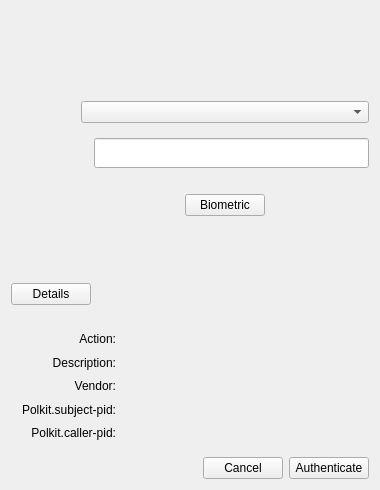
This is polkit-agent/src/mainwindow.ui in ukui/ukui-biometric-manager as Qt 5 draws it before an edit. The edited form follows.
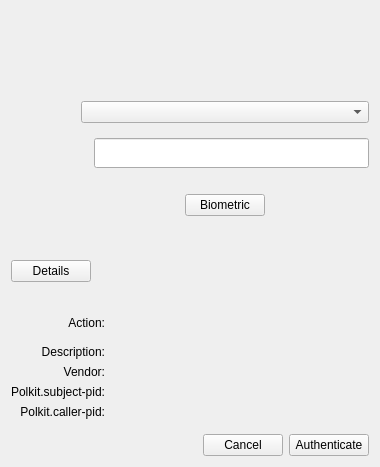
This is the edited form.

Commit message: [polkit] ui fine-tuning

The edit to the form file:
```diff
--- a/polkit-agent/src/mainwindow.ui
+++ b/polkit-agent/src/mainwindow.ui
@@ -7,7 +7,7 @@
     <x>0</x>
     <y>0</y>
     <width>380</width>
-    <height>490</height>
+    <height>467</height>
    </rect>
   </property>
   <property name="sizePolicy">
@@ -226,6 +226,12 @@
         </property>
         <item row="3" column="0">
          <widget class="QLabel" name="label_15">
+          <property name="maximumSize">
+           <size>
+            <width>125</width>
+            <height>16777215</height>
+           </size>
+          </property>
           <property name="text">
            <string>Polkit.subject-pid:</string>
           </property>
@@ -236,6 +242,12 @@
         </item>
         <item row="3" column="1">
          <widget class="QLabel" name="lblSubjectPid">
+          <property name="sizePolicy">
+           <sizepolicy hsizetype="Expanding" vsizetype="Preferred">
+            <horstretch>0</horstretch>
+            <verstretch>0</verstretch>
+           </sizepolicy>
+          </property>
           <property name="text">
            <string/>
           </property>
@@ -251,41 +263,52 @@
           </property>
          </widget>
         </item>
-        <item row="0" column="0">
-         <widget class="QLabel" name="label_9">
-          <property name="maximumSize">
-           <size>
-            <width>105</width>
-            <height>16777215</height>
-           </size>
-          </property>
-          <property name="text">
-           <string>Action:</string>
-          </property>
-          <property name="alignment">
-           <set>Qt::AlignRight|Qt::AlignTrailing|Qt::AlignVCenter</set>
-          </property>
-         </widget>
-        </item>
         <item row="0" column="1">
          <widget class="QLabel" name="lblActionId">
+          <property name="sizePolicy">
+           <sizepolicy hsizetype="Expanding" vsizetype="Expanding">
+            <horstretch>0</horstretch>
+            <verstretch>0</verstretch>
+           </sizepolicy>
+          </property>
           <property name="text">
            <string/>
           </property>
+          <property name="wordWrap">
+           <bool>false</bool>
+          </property>
          </widget>
         </item>
         <item row="1" column="1">
          <widget class="QLabel" name="lblActionDesc">
+          <property name="sizePolicy">
+           <sizepolicy hsizetype="Expanding" vsizetype="Preferred">
+            <horstretch>0</horstretch>
+            <verstretch>0</verstretch>
+           </sizepolicy>
+          </property>
           <property name="text">
            <string/>
           </property>
+          <property name="wordWrap">
+           <bool>false</bool>
+          </property>
          </widget>
         </item>
         <item row="2" column="1">
          <widget class="QLabel" name="lblVendor">
+          <property name="sizePolicy">
+           <sizepolicy hsizetype="Expanding" vsizetype="Preferred">
+            <horstretch>0</horstretch>
+            <verstretch>0</verstretch>
+           </sizepolicy>
+          </property>
           <property name="text">
            <string/>
           </property>
+          <property name="wordWrap">
+           <bool>false</bool>
+          </property>
          </widget>
         </item>
         <item row="1" column="0">
@@ -310,11 +333,27 @@
         </item>
         <item row="4" column="1">
          <widget class="QLabel" name="lblCallerPid">
+          <property name="sizePolicy">
+           <sizepolicy hsizetype="Expanding" vsizetype="Preferred">
+            <horstretch>0</horstretch>
+            <verstretch>0</verstretch>
+           </sizepolicy>
+          </property>
           <property name="text">
            <string/>
           </property>
          </widget>
         </item>
+        <item row="0" column="0">
+         <widget class="QLabel" name="label">
+          <property name="text">
+           <string>Action:</string>
+          </property>
+          <property name="alignment">
+           <set>Qt::AlignRight|Qt::AlignTrailing|Qt::AlignVCenter</set>
+          </property>
+         </widget>
+        </item>
        </layout>
       </item>
      </layout>
@@ -340,6 +379,12 @@
      </item>
      <item>
       <widget class="QPushButton" name="btnCancel">
+       <property name="sizePolicy">
+        <sizepolicy hsizetype="Preferred" vsizetype="Fixed">
+         <horstretch>0</horstretch>
+         <verstretch>0</verstretch>
+        </sizepolicy>
+       </property>
        <property name="text">
         <string>Cancel</string>
        </property>
@@ -347,6 +392,12 @@
      </item>
      <item>
       <widget class="QPushButton" name="btnAuth">
+       <property name="sizePolicy">
+        <sizepolicy hsizetype="Preferred" vsizetype="Fixed">
+         <horstretch>0</horstretch>
+         <verstretch>0</verstretch>
+        </sizepolicy>
+       </property>
        <property name="text">
         <string>Authenticate</string>
        </property>
```
Left out of the diff: 3 changed lines with no effect on the pictures. The commit also changes 2 other files.
